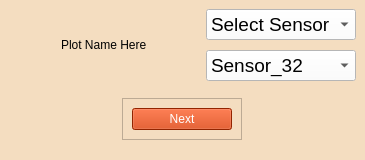
Qt form GUI/Qt_Files/visualize_sensor_selection_dropdown.ui (jrsm1/EWAS_Application) before a commit.
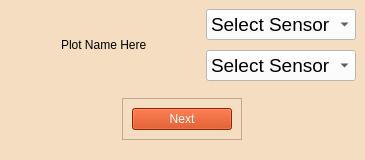
The same form after that commit.

What changed in the file:
```diff
--- a/GUI/Qt_Files/visualize_sensor_selection_dropdown.ui
+++ b/GUI/Qt_Files/visualize_sensor_selection_dropdown.ui
@@ -112,11 +112,6 @@
 																color: rgb(0, 0, 0);
 															</string>
           </property>
-          <item>
-           <property name="text">
-            <string>Sensor_32</string>
-           </property>
-          </item>
           <item>
            <property name="text">
             <string>Select Sensor</string>
```
